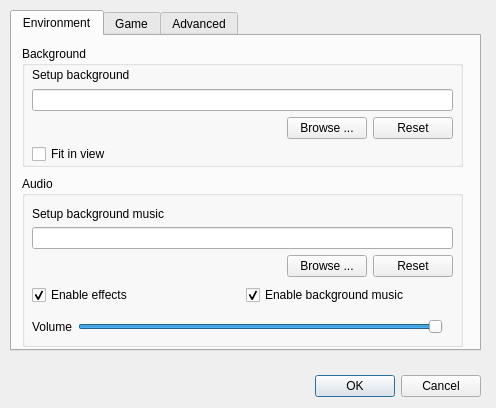
Qt form src/configdialog.ui (Mogara/QSanguosha) before a commit.
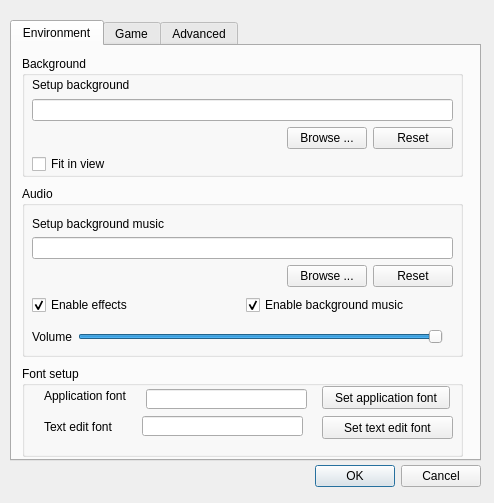
The same form after that commit. The open tabs and pages were chosen to show the change.

```diff
--- a/src/configdialog.ui
+++ b/src/configdialog.ui
@@ -9,8 +9,8 @@
    <rect>
     <x>0</x>
     <y>0</y>
-    <width>496</width>
-    <height>408</height>
+    <width>494</width>
+    <height>503</height>
    </rect>
   </property>
   <property name="windowTitle">
@@ -20,9 +20,9 @@
    <property name="geometry">
     <rect>
      <x>10</x>
-     <y>10</y>
+     <y>20</y>
      <width>471</width>
-     <height>341</height>
+     <height>441</height>
     </rect>
    </property>
    <property name="currentIndex">
@@ -264,6 +264,103 @@
      <zorder>fitInViewCheckBox</zorder>
      <zorder>layoutWidget</zorder>
     </widget>
+    <widget class="QGroupBox" name="fontSetupGroupBox">
+     <property name="geometry">
+      <rect>
+       <x>10</x>
+       <y>320</y>
+       <width>441</width>
+       <height>91</height>
+      </rect>
+     </property>
+     <property name="title">
+      <string>Font setup</string>
+     </property>
+     <widget class="QPushButton" name="changeAppFontButton">
+      <property name="geometry">
+       <rect>
+        <x>300</x>
+        <y>20</y>
+        <width>128</width>
+        <height>23</height>
+       </rect>
+      </property>
+      <property name="text">
+       <string>Set application font</string>
+      </property>
+     </widget>
+     <widget class="QLabel" name="appFontLabel">
+      <property name="geometry">
+       <rect>
+        <x>22</x>
+        <y>22</y>
+        <width>96</width>
+        <height>16</height>
+       </rect>
+      </property>
+      <property name="text">
+       <string>Application font</string>
+      </property>
+     </widget>
+     <widget class="QLineEdit" name="appFontLineEdit">
+      <property name="enabled">
+       <bool>true</bool>
+      </property>
+      <property name="geometry">
+       <rect>
+        <x>124</x>
+        <y>23</y>
+        <width>161</width>
+        <height>20</height>
+       </rect>
+      </property>
+      <property name="readOnly">
+       <bool>true</bool>
+      </property>
+     </widget>
+     <widget class="QLineEdit" name="textEditFontLineEdit">
+      <property name="enabled">
+       <bool>true</bool>
+      </property>
+      <property name="geometry">
+       <rect>
+        <x>120</x>
+        <y>50</y>
+        <width>161</width>
+        <height>20</height>
+       </rect>
+      </property>
+      <property name="readOnly">
+       <bool>false</bool>
+      </property>
+     </widget>
+     <widget class="QPushButton" name="setTextEditFontButton">
+      <property name="geometry">
+       <rect>
+        <x>300</x>
+        <y>50</y>
+        <width>131</width>
+        <height>23</height>
+       </rect>
+      </property>
+      <property name="text">
+       <string>Set text edit font</string>
+      </property>
+     </widget>
+     <widget class="QLabel" name="textEditFontLabel">
+      <property name="geometry">
+       <rect>
+        <x>22</x>
+        <y>53</y>
+        <width>91</width>
+        <height>16</height>
+       </rect>
+      </property>
+      <property name="text">
+       <string>Text edit font</string>
+      </property>
+     </widget>
+    </widget>
    </widget>
    <widget class="QWidget" name="gameTab">
     <attribute name="title">
@@ -427,7 +524,7 @@
    <property name="geometry">
     <rect>
      <x>140</x>
-     <y>370</y>
+     <y>460</y>
      <width>341</width>
      <height>32</height>
     </rect>
```
Left out of the diff: 2 changed lines with no effect on the pictures.
